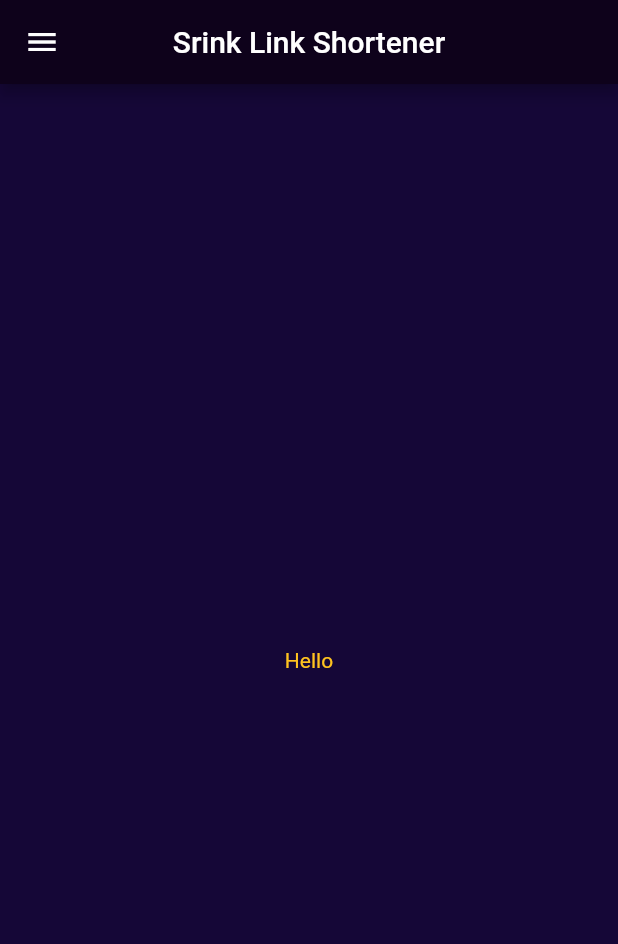
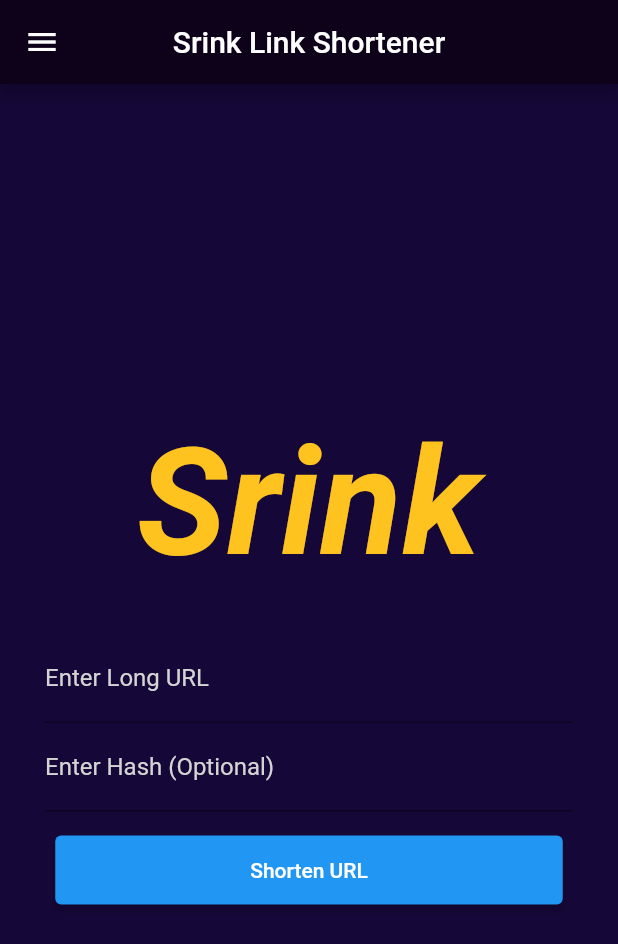
Before and after one commit to srinkco/app, a Flutter app: the screen it shows after launch, on a phone screen of 412 x 824 dp. Shown: the top 944 px of the screen. Run offline on Flutter 3.47's test engine with Material 2 defaults, Android fonts, the phone set to English and light mode, and no system bars; our stand-ins replace shared_preferences.

Commit message:
Add basic integration

```diff
--- a/lib/home.dart
+++ b/lib/home.dart
@@ -3,6 +3,7 @@ import 'package:srink/api.dart';
 import 'package:srink/config.dart';
 import 'package:shared_preferences/shared_preferences.dart';
 import 'package:flutter/material.dart';
+import 'package:flutter/services.dart';
 
 class HomePage extends StatefulWidget {
   const HomePage({super.key});
@@ -115,6 +116,10 @@ class _HomePageState extends State<HomePage> {
 
   @override
   Widget build(BuildContext context) {
+    final TextEditingController longUrlController = TextEditingController();
+    final TextEditingController hashController = TextEditingController();
+    final GlobalKey<FormState> longUrlInputFormKey = GlobalKey<FormState>();
+    final GlobalKey<FormState> hashInputFormKey = GlobalKey<FormState>();
     return Scaffold(
       appBar: AppBar(
         title: Text("Srink Link Shortener"),
@@ -149,12 +154,89 @@ class _HomePageState extends State<HomePage> {
       body: Center(
         child: Column(
           mainAxisAlignment: MainAxisAlignment.center,
-          children: const [
+          children: [
             Text(
-              "Hello",
+              "Srink",
               style: TextStyle(
                 color: bigTxtColor,
+                fontSize: 100,
+                fontWeight: FontWeight.bold,
+                fontStyle: FontStyle.italic,
               ),
+            ),
+            Padding(
+              padding: EdgeInsets.fromLTRB(30, 30, 30, 0),
+              child: Form(
+                key: longUrlInputFormKey,
+                child: TextFormField(
+                  style: const TextStyle(color: txtColor),
+                  cursorColor: const Color.fromARGB(255, 158, 158, 158),
+                  controller: longUrlController,
+                  decoration: const InputDecoration(
+                    labelStyle: TextStyle(color: txtColor),
+                    labelText: "Enter Long URL",
+                    fillColor: Colors.grey,
+                  ),
+                  validator: (value) {
+                    if (value == null || value.isEmpty) {
+                      return "Please enter some text";
+                    }
+                    return null;
+                  },
+                ),
+              ),
+            ),
+            Padding(
+              padding: EdgeInsets.fromLTRB(30, 0, 30, 15),
+              child: Form(
+                key: hashInputFormKey,
+                child: TextFormField(
+                  style: const TextStyle(color: txtColor),
+                  cursorColor: const Color.fromARGB(255, 158, 158, 158),
+                  controller: hashController,
+                  decoration: const InputDecoration(
+                    labelStyle: TextStyle(color: txtColor),
+                    labelText: "Enter Hash (Optional)",
+                    fillColor: Colors.grey,
+                  ),
+                ),
+              ),
+            ),
+            ElevatedButton(
+              onPressed: () {
+                if (!longUrlInputFormKey.currentState!.validate()) {
+                  return;
+                }
+                shortenUrl(
+                  longUrlController.text,
+                  hashController.text,
+                  apiKey,
+                ).then((resp) {
+                  longUrlController.clear();
+                  hashController.clear();
+                  if (!resp.ok) {
+                    ScaffoldMessenger.of(context).showSnackBar(
+                      SnackBar(
+                        content: Text("Failed to shorten url: ${resp.error}"),
+                      ),
+                    );
+                    return;
+                  }
+                  Clipboard.setData(ClipboardData(text: resp.url)).then(
+                    (value) => ScaffoldMessenger.of(context).showSnackBar(
+                      SnackBar(
+                        content: Text(
+                          "Your shortened url is: ${resp.url}\nCopied to clipboard!",
+                        ),
+                      ),
+                    ),
+                  );
+                });
+              },
+              style: ElevatedButton.styleFrom(
+                padding: EdgeInsets.symmetric(horizontal: 130, vertical: 15),
+              ),
+              child: Text("Shorten URL"),
             )
           ],
         ),
```
Also changed, not shown: 1 other file.
